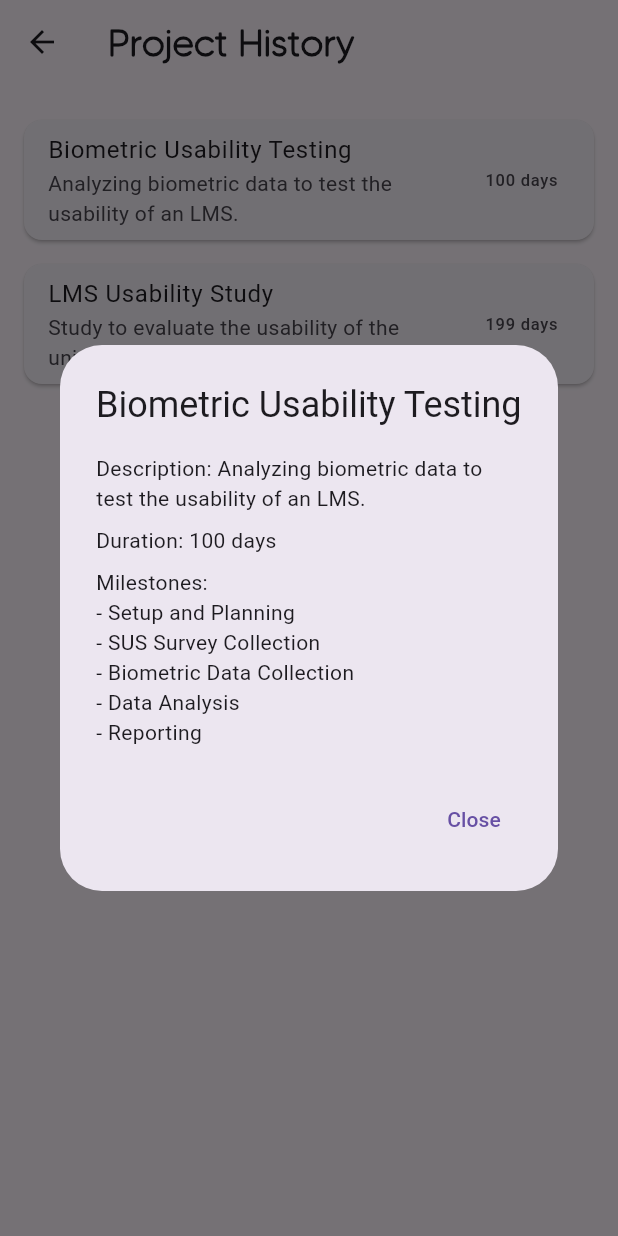
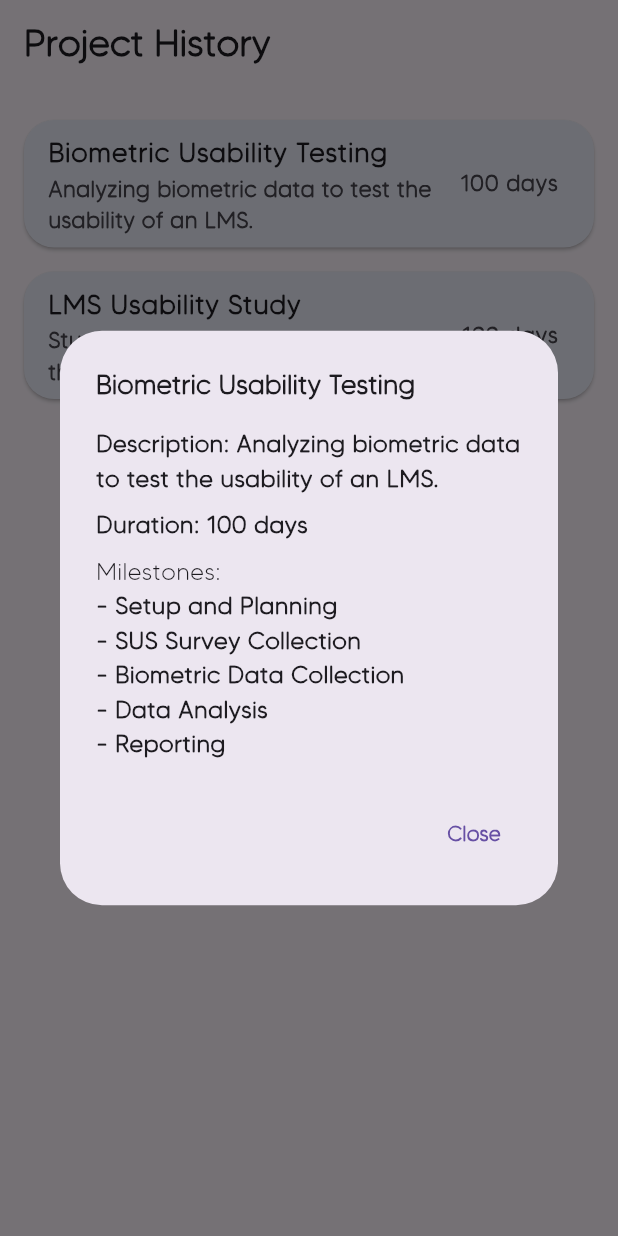
Before and after one commit to min-thuta-naing/koalytics_biometric_usability_testing, a Flutter app: the ProjectHistoryScreen screen opened directly, after a tap on "Biometric Usability Testing", on a phone screen of 412 x 824 dp. Run offline on Flutter 3.47's test engine with Material 3 defaults, Android fonts, the phone set to English and light mode, and no system bars; our stand-ins replace image_picker, salomon_bottom_bar; network calls fail.

Commit message:
changing font and color_shiwn

```diff
--- a/lib/researchers/project_history.dart
+++ b/lib/researchers/project_history.dart
@@ -1,4 +1,20 @@
 import 'package:flutter/material.dart';
+
+void main() {
+  runApp(MyApp());
+}
+
+class MyApp extends StatelessWidget {
+  @override
+  Widget build(BuildContext context) {
+    return MaterialApp(
+      theme: ThemeData(
+        fontFamily: "Tommy", // Set the global font here
+      ),
+      home: ProjectHistoryScreen(),
+    );
+  }
+}
 
 class ProjectHistoryScreen extends StatelessWidget {
   @override
@@ -13,7 +29,6 @@ class ProjectHistoryScreen extends StatelessWidget {
             fontWeight: FontWeight.bold,
           ),
         ),
-
       ),
       body: Padding(
         padding: const EdgeInsets.all(16.0),
@@ -59,11 +74,36 @@ class ProjectHistoryList extends StatelessWidget {
       itemBuilder: (context, index) {
         final project = projects[index];
         return Card(
+          shape: RoundedRectangleBorder(
+            borderRadius: BorderRadius.circular(20),
+          ),
+          color: Color.fromARGB(255, 235, 238, 250),
           margin: EdgeInsets.symmetric(vertical: 8.0),
           child: ListTile(
-            title: Text(project.projectName),
-            subtitle: Text(project.description),
-            trailing: Text('${project.projectDurationInDays()} days'),
+            title: Text(
+              project.projectName,
+              style: TextStyle(
+                fontSize: 18,
+                fontFamily: "Tommy",
+                fontWeight: FontWeight.bold,
+              ),
+            ),
+            subtitle: Text(
+              project.description,
+              style: TextStyle(
+                fontSize: 15,
+                fontFamily: "Tommy",
+                fontWeight: FontWeight.bold,
+              ),
+            ),
+            trailing: Text(
+              '${project.projectDurationInDays()} days',
+              style: TextStyle(
+                fontSize: 15,
+                fontFamily: "Tommy",
+                fontWeight: FontWeight.bold,
+              ),
+            ),
             onTap: () {
               showDialog(
                 context: context,
@@ -92,7 +132,6 @@ class ProjectHistory {
     required this.milestones,
   });
 
-  // Calculate project duration in days
   int projectDurationInDays() {
     return endDate.difference(startDate).inDays;
   }
@@ -106,17 +145,52 @@ class ProjectDetailDialog extends StatelessWidget {
   @override
   Widget build(BuildContext context) {
     return AlertDialog(
-      title: Text(project.projectName),
+      title: Text(
+        project.projectName,
+        style: TextStyle(
+          fontSize: 18,
+          fontFamily: "Tommy",
+          fontWeight: FontWeight.bold,
+        ),
+      ),
       content: Column(
         crossAxisAlignment: CrossAxisAlignment.start,
         mainAxisSize: MainAxisSize.min,
         children: [
-          Text('Description: ${project.description}'),
+          Text(
+            'Description: ${project.description}',
+            style: TextStyle(
+              fontWeight: FontWeight.bold,
+              fontSize: 16,
+              fontFamily: "Tommy",
+            ),
+          ),
           SizedBox(height: 8.0),
-          Text('Duration: ${project.projectDurationInDays()} days'),
+          Text(
+            'Duration: ${project.projectDurationInDays()} days',
+            style: TextStyle(
+              fontWeight: FontWeight.bold,
+              fontSize: 16,
+              fontFamily: "Tommy",
+            ),
+          ),
           SizedBox(height: 8.0),
-          Text('Milestones:'),
-          for (var milestone in project.milestones) Text('- $milestone'),
+          Text(
+            'Milestones:',
+            style: TextStyle(
+              fontSize: 16,
+              fontFamily: "Tommy",
+            ),
+          ),
+          for (var milestone in project.milestones)
+            Text(
+              '- $milestone',
+              style: TextStyle(
+                fontWeight: FontWeight.bold,
+                fontSize: 16,
+                fontFamily: "Tommy",
+              ),
+            ),
         ],
       ),
       actions: [
@@ -124,7 +198,13 @@ class ProjectDetailDialog extends StatelessWidget {
           onPressed: () {
             Navigator.of(context).pop();
           },
-          child: Text('Close'),
+          child: Text(
+            'Close',
+            style: TextStyle(
+              fontFamily: "Tommy",
+              fontWeight: FontWeight.bold,
+            ),
+          ),
         ),
       ],
     );
```
Also changed, not shown: lib/about_app.dart (+30 -7 lines).
